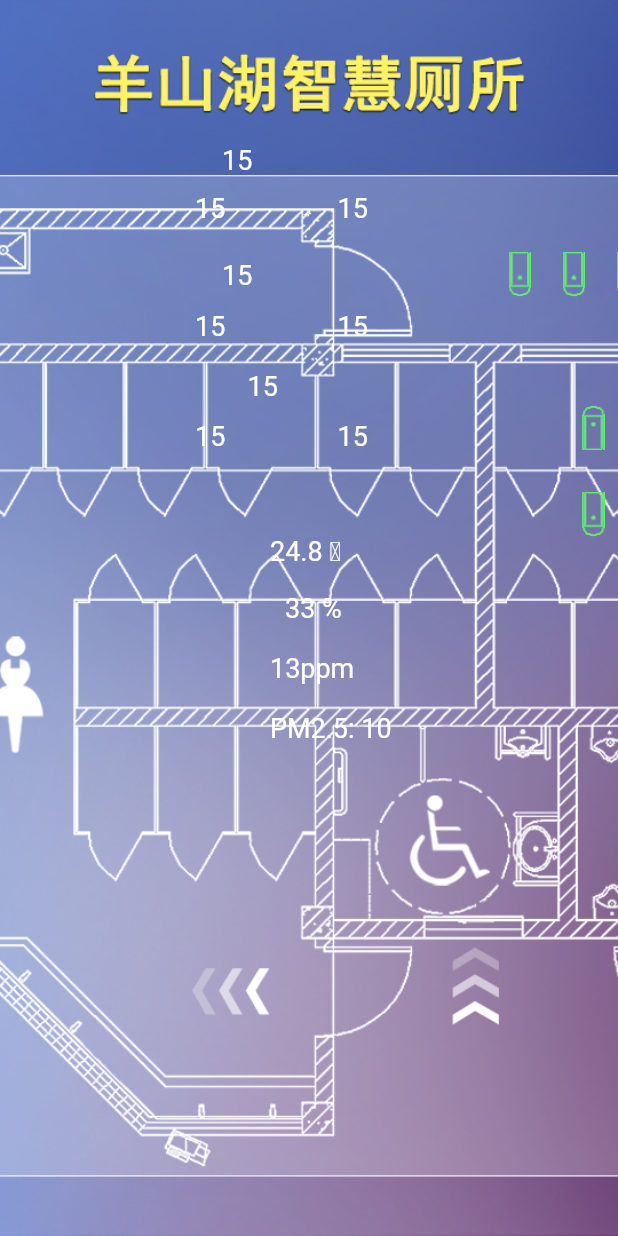
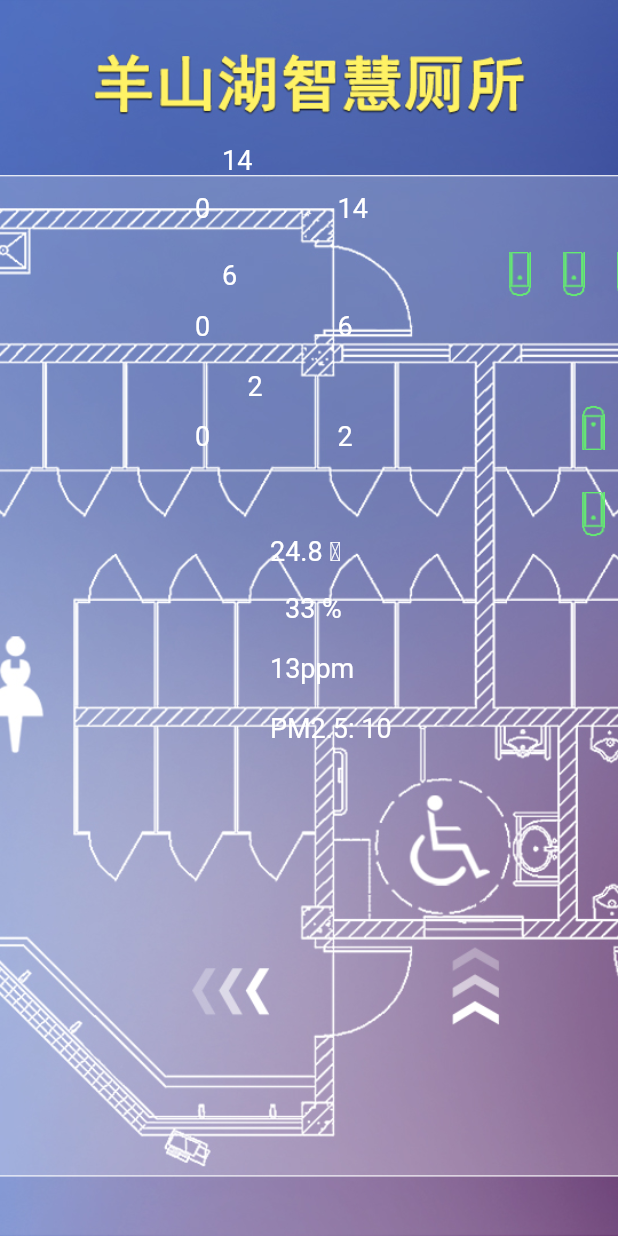
Before and after one commit to hongcaohu/yangshanhu_wc, a Flutter app: the screen it shows after launch, on a phone screen of 412 x 824 dp. Run offline on Flutter 3.47's test engine with Material 2 defaults, Android fonts, the phone set to English and light mode, and no system bars; missing offline and left inert: crclib, flustars, usb_serial.

Commit message:
update
update

```diff
--- a/lib/main.dart
+++ b/lib/main.dart
@@ -1,5 +1,10 @@
+import 'dart:convert';
+import 'dart:typed_data';
+
+import 'package:crclib/crclib.dart';
 import 'package:flustars/flustars.dart';
 import 'package:flutter/material.dart';
+import 'package:usb_serial/usb_serial.dart';
 
 import 'components/num.dart';
 import 'components/sizedImage.dart';
@@ -30,14 +35,56 @@ class MyHomePage extends StatefulWidget {
 }
 
 class _MyHomePageState extends State<MyHomePage> {
+  String green = "assets/images/green.png";
+  String red = "assets/images/red.png";
 
-  String green = "assets/images/green.png";
   String green_r = "assets/images/green_r.png";
+  String red_r = "assets/images/red_r.png";
 
   TimerUtil timer;
   String date = "";
   String time = "";
 
+  TimerUtil usbSerialTimer;
+
+  bool f1 = false;
+  bool f2 = false;
+  bool f3 = false;
+  bool f4 = false;
+  bool f5 = false;
+  bool f6 = false;
+  bool f7 = false;
+  bool f8 = false;
+  bool f9 = false;
+  bool f10 = false;
+  bool f11 = false;
+  bool f12 = false;
+  bool f13 = false;
+  bool f14 = false;
+  bool f15 = false;
+  bool f16 = false;
+  bool f17 = false;
+  bool f18 = false;
+  bool f19 = false;
+  bool f20 = false;
+  bool f21 = false;
+  bool f22 = false;
+
+  int femaleTotal = 14;
+  int femaleUsing = 0;
+
+  int manTotal = 6;
+  int manUsing = 0;
+
+  int canjiTotal = 2;
+  int canjiUsing = 0;
+
+  int todayFemale = 0;
+  int todayMan = 0;
+
+  // 1-14 是女厕
+  // 15-20 是男厕
+  // 21-22 残疾人位
   @override
   void initState() {
     super.initState();
@@ -45,21 +92,100 @@ class _MyHomePageState extends State<MyHomePage> {
     timer.setInterval(1000);
     timer.setOnTimerTickCallback((i) {
       setState(() {
-        this.date = DateUtil.formatDate(DateTime.now(), format: DataFormats.zh_y_mo_d);
-        this.time = DateUtil.formatDate(DateTime.now(), format: DataFormats.h_m_s);
+        this.date =
+            DateUtil.formatDate(DateTime.now(), format: DataFormats.zh_y_mo_d);
+        this.time =
+            DateUtil.formatDate(DateTime.now(), format: DataFormats.h_m_s);
       });
     });
     if (timer != null) {
       timer.startTimer();
     }
+
+    //USB Serial Timer
+    usbSerialTimer = TimerUtil();
+    usbSerialTimer.setInterval(5000);
+    usbSerialTimer.setOnTimerTickCallback((i) {});
+    if (usbSerialTimer != null) {}
   }
+
+  //请求坑位信息
+  void fetchData1() async {
+    List<UsbDevice> devices = await UsbSerial.listDevices();
+    print(devices);
+
+    UsbPort port;
+    if (devices.length == 0) {
+      return;
+    }
+    port = await devices[0].create();
+
+    bool openResult = await port.open();
+    if (!openResult) {
+      print("Failed to open");
+      return;
+    }
+
+    await port.setDTR(true);
+    await port.setRTS(true);
+
+    port.setPortParameters(115200, UsbPort.DATABITS_8, UsbPort.STOPBITS_1, UsbPort.PARITY_NONE);
+
+    // print first result and close port.
+    // 01 01 01 00 xx xx
+    // 地址 功能码 数据长度 数据 CRC校验
+    port.inputStream.listen((Uint8List event) {
+      print(event);
+      int useFlag = event[3];
+      if (useFlag == 0x00) {
+        //没有人
+
+      } else if (useFlag == 0x01) {
+        //有人
+
+      }
+      port.close();
+    });
+
+    //请求每个坑位的使用情况
+    for (var i = 1; i <= 22; i++) {
+      String idex = "";
+      if (i < 10) {
+        idex = "0${i}";
+      } else {
+        idex = "${i}";
+      }
+      int deviceId = int.parse(idex, radix: 16);
+      Uint8List preData =
+          Uint8List.fromList([deviceId, 0x01, 0x00, 0x00, 0x00, 0x01]);
+      int crcResultReverse =
+          ParametricCrc(16, 0x8005, 0xffff, 0x0000).convert(preData);
+
+      //调整CRC Modbus 顺序
+      String crcResultReverseStr = crcResultReverse.toRadixString(16);
+      String crcResultLst2 = crcResultReverseStr.substring(2, 4);
+      String crcResultStr = crcResultLst2 + crcResultReverseStr.substring(0, 2);
+      int crcResult = int.parse(crcResultStr, radix: 16);
+
+      //最终的请求串口实体
+      Uint8List postData = Uint8List.fromList(
+          [deviceId, 0x01, 0x00, 0x00, 0x00, 0x01, crcResult]);
+
+      port.write(postData);
+    }
+  }
+
+  //请求评价信息
+  void fetchData2() {}
 
   @override
   void dispose() {
-    // TODO: implement dispose
     super.dispose();
     if (timer != null) {
       timer.cancel();
+    }
+    if (usbSerialTimer != null) {
+      usbSerialTimer.cancel();
     }
   }
 
@@ -71,63 +197,63 @@ class _MyHomePageState extends State<MyHomePage> {
         Container(
           height: MediaQuery.of(context).size.height,
           width: MediaQuery.of(context).size.width,
-            child: Image.asset("assets/images/background.jpg", fit:BoxFit.cover),
+          child: Image.asset("assets/images/background.jpg", fit: BoxFit.cover),
         ),
 /////////////女厕总侧位////////////
         Positioned(
           top: 96,
           left: 148,
-            child: Num(number:"15"),
+          child: Num(number: femaleTotal.toString()),
         ),
         //当前使用
         Positioned(
           top: 128,
           left: 130,
-            child: Num(number:"15"),
+          child: Num(number: femaleUsing.toString()),
         ),
         //剩余位
         Positioned(
           top: 128,
           left: 225,
-            child: Num(number:"15"),
+          child: Num(number: (femaleTotal-femaleUsing).toString()),
         ),
 
 /////////////男厕总侧位/////////////
         Positioned(
           top: 173,
           left: 148,
-            child: Num(number:"15"),
+          child: Num(number: manTotal.toString()),
         ),
         //当前使用
         Positioned(
           top: 207,
           left: 130,
-            child: Num(number:"15"),
+          child: Num(number: manUsing.toString()),
         ),
         //剩余位
         Positioned(
           top: 207,
           left: 225,
-            child: Num(number:"15"),
+          child: Num(number: (manTotal-manUsing).toString()),
         ),
 
 /////////////残疾人总侧位/////////////
         Positioned(
           top: 247,
           left: 165,
-            child: Num(number:"15"),
+          child: Num(number: canjiTotal.toString()),
         ),
         //当前使用
         Positioned(
           top: 280,
           left: 130,
-            child: Num(number:"15"),
+          child: Num(number: canjiUsing.toString()),
         ),
         //剩余位
         Positioned(
           top: 280,
           left: 225,
-            child: Num(number:"15"),
+          child: Num(number: (canjiTotal-canjiUsing).toString()),
         ),
 
 /////////////左下角///////////////////
@@ -135,184 +261,233 @@ class _MyHomePageState extends State<MyHomePage> {
         Positioned(
           top: 357,
           left: 180,
-            child: Num(number: "24.8 ℃",),
+          child: Num(
+            number: "24.8 ℃",
+          ),
         ),
         //湿度
         Positioned(
           top: 395,
           left: 190,
-            child: Num(number: "33 %",),
+          child: Num(
+            number: "33 %",
+          ),
         ),
         //氨气
         Positioned(
           top: 435,
           left: 180,
-            child: Num(number: "13ppm",),
+          child: Num(
+            number: "13ppm",
+          ),
         ),
         //空气质量
         Positioned(
           top: 475,
           left: 180,
-            child: Num(number: "PM2.5: 10",),
+          child: Num(
+            number: "PM2.5: 10",
+          ),
         ),
 
 //////////// 中间的侧位 ///////////
+        ///       // f1
         Positioned(
           left: 339,
           top: 168,
-            child: SizeImage(),
+          child: f1 ? SizeImage(url: red,) : SizeImage(),
         ),
+        //f2
         Positioned(
           left: 375,
           top: 168,
-            child: SizeImage(),
+          child: f2 ? SizeImage(url: red,) : SizeImage(),
         ),
+        //f3
         Positioned(
           left: 411,
           top: 168,
-            child: SizeImage(),
+          child: f3 ? SizeImage(url: red,) : SizeImage(),
         ),
+        //f4
         Positioned(
           left: 450,
           top: 168,
-            child: SizeImage(),
+          child: f4 ? SizeImage(url: red,) : SizeImage(),
         ),
+        //f5
         Positioned(
           left: 493,
           top: 168,
-            child: SizeImage(),
+          child: f5 ? SizeImage(url: red,) : SizeImage(),
         ),
+        //f6
         Positioned(
           left: 529,
           top: 168,
-            child: SizeImage(),
+          child: f6 ? SizeImage(url: red,) : SizeImage(),
         ),
+
+
+
         Positioned(
           left: 570,
           top: 168,
-            child: SizeImage(),
+          child: f15 ? SizeImage(url: red,) : SizeImage(),
         ),
         Positioned(
           left: 606,
           top: 168,
-            child: SizeImage(),
+          child: f16 ? SizeImage(url: red,) : SizeImage(),
         ),
         Positioned(
           left: 641,
           top: 168,
-            child: SizeImage(),
+          child: f17 ? SizeImage(url: red,) : SizeImage(),
         ),
 
         ///////////// 第二排 /////////////
         Positioned(
           left: 388,
           top: 270,
-            child: SizeImage(url: green_r),
+          child: f7 ? SizeImage(url: red_r,) : SizeImage(url: green_r,),
         ),
         Positioned(
           left: 424,
           top: 270,
-            child: SizeImage(url: green_r),
+          child: f8 ? SizeImage(url: red_r,) : SizeImage(url: green_r,),
         ),
         Positioned(
           left: 459,
           top: 270,
-            child: SizeImage(url: green_r),
+          child: f9 ? SizeImage(url: red_r,) : SizeImage(url: green_r,),
         ),
         Positioned(
           left: 493,
           top: 270,
-            child: SizeImage(url: green_r),
+          child: f10 ? SizeImage(url: red_r,) : SizeImage(url: green_r,),
         ),
         Positioned(
           left: 528,
           top: 270,
-            child: SizeImage(url: green_r),
+          child: f11 ? SizeImage(url: red_r,) : SizeImage(url: green_r,),
         ),
+
+
+
         Positioned(
           left: 570,
           top: 270,
-            child: SizeImage(url: green_r),
+          child: f18 ? SizeImage(url: red_r,) : SizeImage(url: green_r,),
         ),
         Positioned(
           left: 605,
           top: 270,
-            child: SizeImage(url: green_r),
+          child: f19 ? SizeImage(url: red_r,) : SizeImage(url: green_r,),
         ),
         Positioned(
           left: 641,
           top: 270,
-            child: SizeImage(url: green_r),
+          child: f20 ? SizeImage(url: red_r,) : SizeImage(url: green_r,),
         ),
 
         /////////// 第三排 ///////////
         Positioned(
           left: 388,
           top: 328,
-            child: SizeImage(),
+          child: f12 ? SizeImage(url: red,) : SizeImage(url: green,),
         ),
         Positioned(
           left: 424,
           top: 328,
-            child: SizeImage(),
+          child: f13 ? SizeImage(url: red,) : SizeImage(url: green,),
         ),
         Positioned(
           left: 458,
           top: 328,
-            child: SizeImage(),
+          child: f14 ? SizeImage(url: red,) : SizeImage(url: green,),
         ),
+
+
 
         Positioned(
           left: 500,
           top: 298,
-            child: SizeImage(url: "assets/images/4_01.png", width: 30, height: 68,),
+          child: SizeImage(
+            url: f21 ? "assets/images/4_01.png" : "assets/images/3_01.png",
+            width: 30,
+            height: 68,
+          ),
         ),
         Positioned(
           left: 528,
           top: 304,
-            child: SizeImage(url: "assets/images/3_02.png", width: 30, height: 58,),
+          child: SizeImage(
+            url: f22 ? "assets/images/4_02.png" : "assets/images/3_02.png",
+            width: 30,
+            height: 58,
+          ),
         ),
 
         /////////////// 满意度评价区 /////////////
         Positioned(
           left: 788,
           top: 350,
-            child: Num(number: "45.1%",size: 12,),
+          child: Num(
+            number: "45.1%",
+            size: 12,
+          ),
         ),
         Positioned(
           left: 843,
           top: 350,
-            child: Num(number: "45.1%",size: 12,),
+          child: Num(
+            number: "45.1%",
+            size: 12,
+          ),
         ),
         Positioned(
           left: 898,
           top: 350,
-            child: Num(number: "45.1%",size: 12,),
+          child: Num(
+            number: "45.1%",
+            size: 12,
+          ),
         ),
         /////////////// 今日客流 /////////////
         Positioned(
           left: 795,
           top: 476,
-            child: Num(number: "45",),
+          child: Num(
+            number: todayFemale.toString(),
+          ),
         ),
         Positioned(
           left: 900,
           top: 476,
-            child: Num(number: "45",),
+          child: Num(
+            number: todayFemale.toString(),
+          ),
         ),
         /////////////////// 当前时间 ////////////////
         Positioned(
             left: 790,
             top: 110,
-            child: Text(this.date, style: TextStyle(color: Colors.white, fontSize: 18),)
-          ),
+            child: Text(
+              this.date,
+              style: TextStyle(color: Colors.white, fontSize: 18),
+            )),
         Positioned(
             left: 788,
             top: 150,
-            child: Text(this.time, style: TextStyle(color: Colors.white, fontSize: 35, fontWeight: FontWeight.w500),)
-          )
+            child: Text(
+              this.time,
+              style: TextStyle(
+                  color: Colors.white,
+                  fontSize: 35,
+                  fontWeight: FontWeight.w500),
+            ))
       ],
-      )
-    );
+    ));
   }
 }
--- a/pubspec.yaml
+++ b/pubspec.yaml
@@ -24,6 +24,8 @@ dependencies:
   # Use with the CupertinoIcons class for iOS style icons.
   cupertino_icons: ^0.1.2
   flustars: ^0.2.6+1
+  usb_serial: ^0.2.3
+  crclib: ^1.0.1
 
 dev_dependencies:
   flutter_test:
```
Also changed, not shown: lib/components/cewei.dart (added, +20 -0 lines), pubspec.lock, 3 other files. Lines whose indentation alone changed are shown as unchanged.
